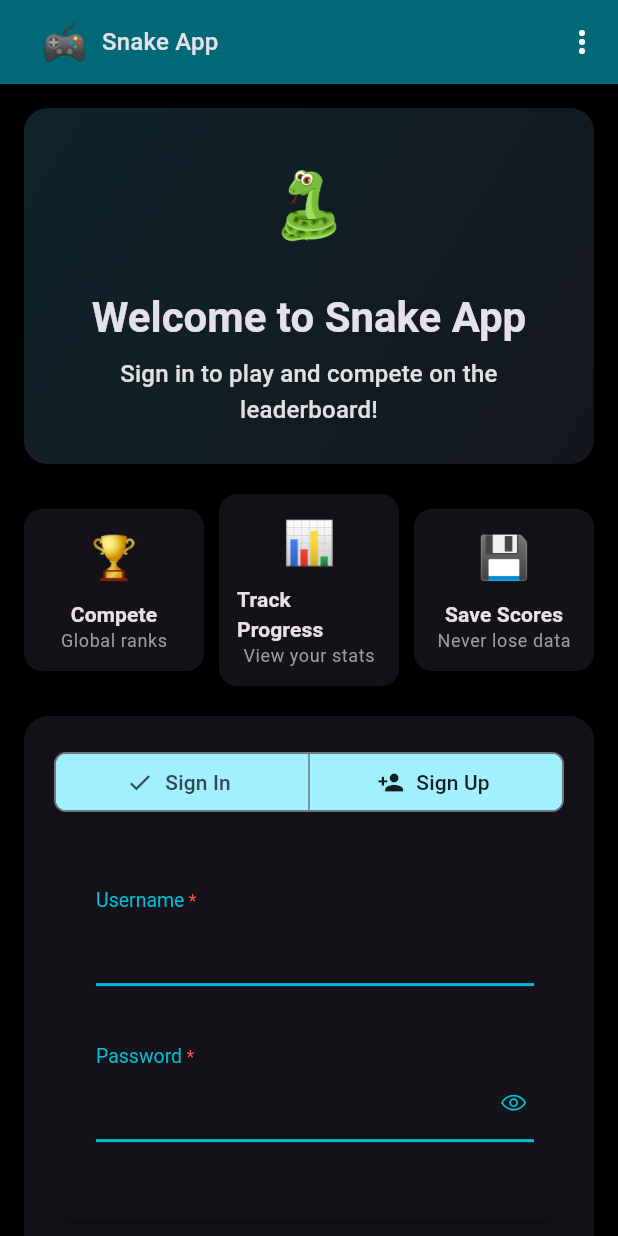
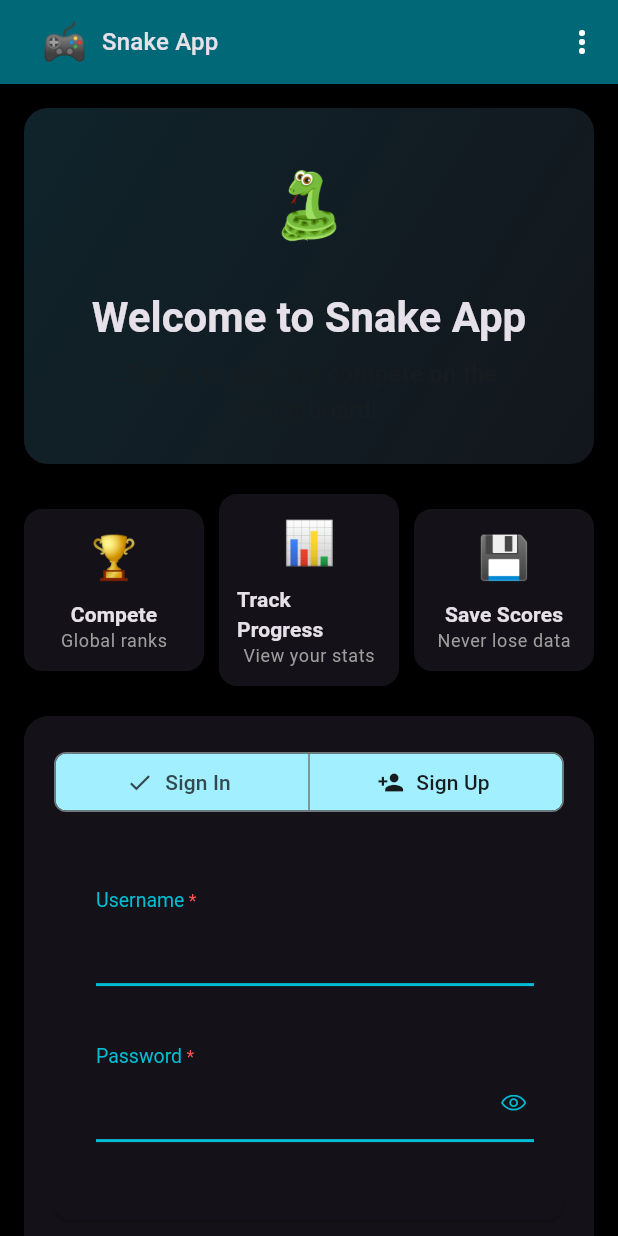
Before and after one commit to chingalo-family/snake-app, a Flutter app: the screen it shows after launch, after a tap on "Sign In to Play", on a phone screen of 412 x 824 dp. Run offline on Flutter 3.47's test engine with Material 3 defaults, Android fonts, the phone set to English and light mode, and no system bars; our stand-ins replace audioplayers, flutter_svg, fluttertoast, shared_preferences, sqflite; missing offline and left inert: dhis2_dart_utils, haptic_feedback, install_plugin, mailer; accounts and stored records are empty.

Commit message:
Fix theme color consistency and improve settings documentation
Co-authored-by: chingalo <4928914+chingalo@users.noreply.github.com>

```diff
--- a/lib/modules/game/game.dart
+++ b/lib/modules/game/game.dart
@@ -116,7 +116,7 @@ class Game extends StatelessWidget {
                         'Classic Arcade action, Beat the high Score',
                         textAlign: TextAlign.center,
                         style: Theme.of(context).textTheme.titleMedium?.copyWith(
-                              color: Colors.grey[300],
+                              color: Theme.of(context).colorScheme.onSurface.withValues(alpha: 0.7),
                             ),
                       ),
                     ],
--- a/lib/modules/user/user_profile.dart
+++ b/lib/modules/user/user_profile.dart
@@ -78,7 +78,7 @@ class UserProfile extends StatelessWidget {
                 Text(
                   '@${currentUser.username}',
                   style: Theme.of(context).textTheme.titleMedium?.copyWith(
-                        color: Colors.grey[300],
+                        color: Theme.of(context).colorScheme.onSurface.withValues(alpha: 0.7),
                       ),
                 ),
               ],
--- a/lib/modules/user/user_sign_in_or_sign_up.dart
+++ b/lib/modules/user/user_sign_in_or_sign_up.dart
@@ -60,7 +60,7 @@ class UserSignInOrSignUp extends StatelessWidget {
                         'Sign in to play and compete on the leaderboard!',
                         textAlign: TextAlign.center,
                         style: Theme.of(context).textTheme.titleMedium?.copyWith(
-                              color: Colors.grey[300],
+                              color: Theme.of(context).colorScheme.onSurface.withValues(alpha: 0.7),
                             ),
                       ),
                     ],
```
Also changed, not shown: lib/modules/settings/settings.dart (+8 -2 lines).
